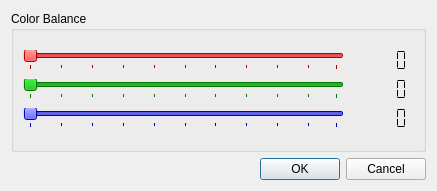
This is src/gui/color_balance_dialog.ui in CervecerosCodigo/CCIMP as Qt 5 draws it before an edit. The edited form follows.
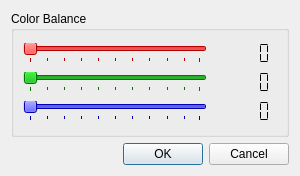
This is the edited form.

Diff of the .ui file:
```diff
--- a/src/gui/color_balance_dialog.ui
+++ b/src/gui/color_balance_dialog.ui
@@ -6,8 +6,8 @@
    <rect>
     <x>0</x>
     <y>0</y>
-    <width>437</width>
-    <height>191</height>
+    <width>300</width>
+    <height>176</height>
    </rect>
   </property>
   <property name="windowTitle">
```
